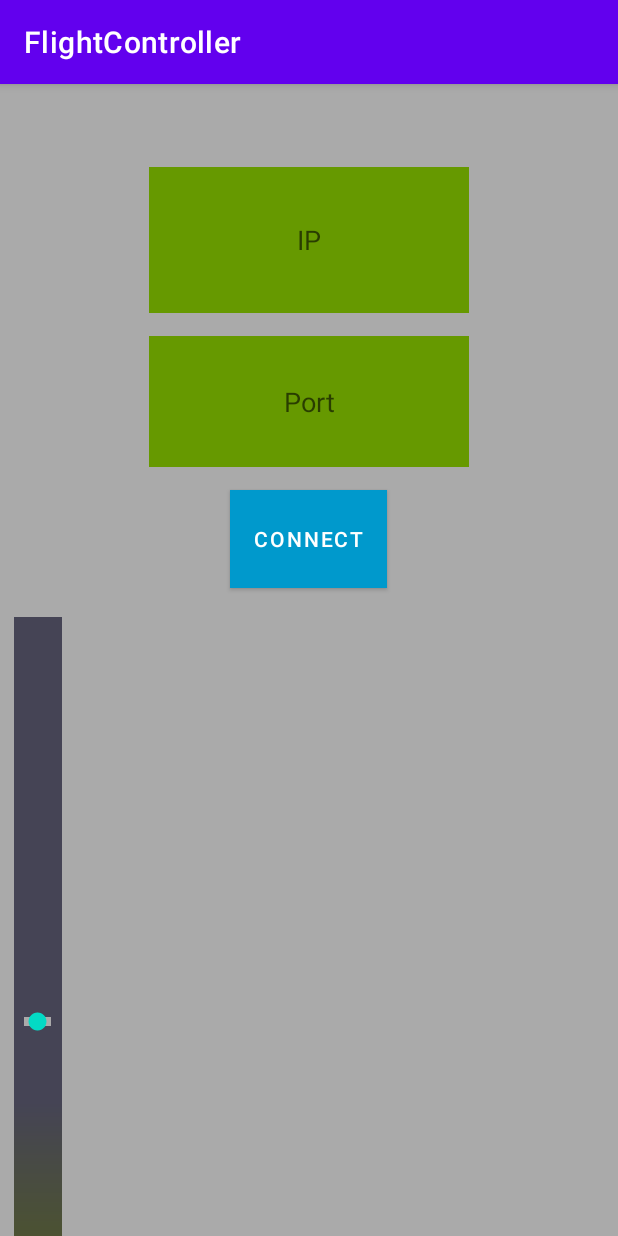
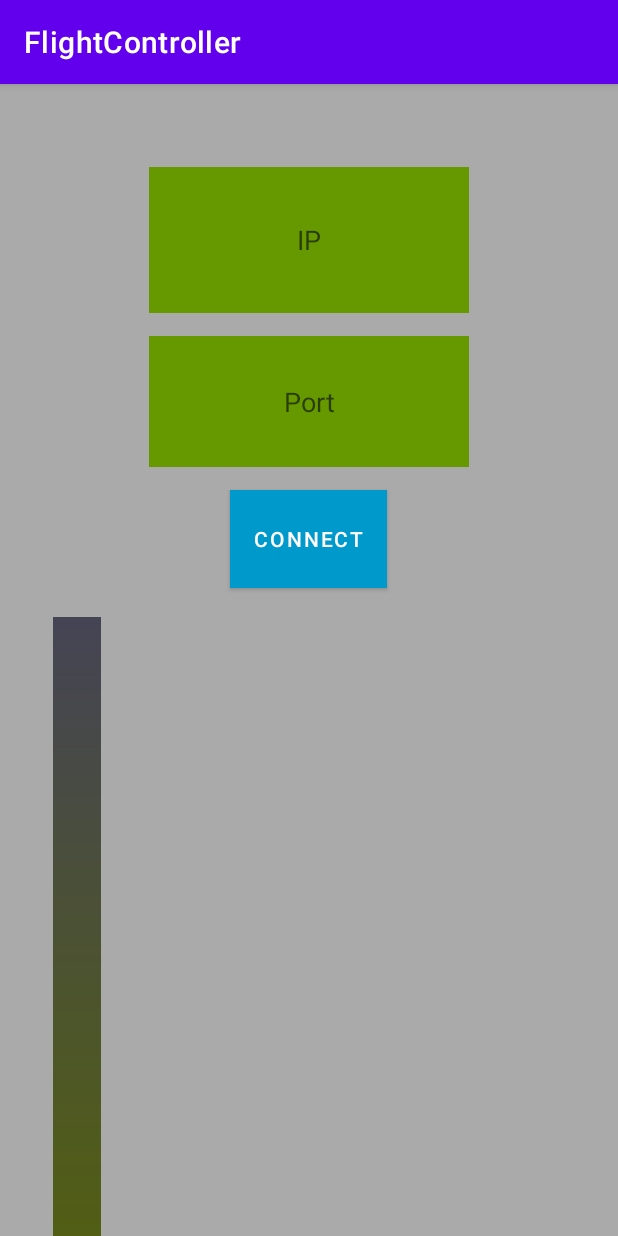
Before and after one commit to noamsal/FlightSimulator-Controller, an Android app: the screen it shows after launch (MainActivity), on a phone screen of 412 x 824 dp. Run offline under Robolectric (Android 15) with nearby library versions, the phone set to English and light mode, and no system bars; our stand-ins replace data binding.

Commit message:
Noam - irelavant commit

```diff
--- a/app/src/main/java/com/example/flightsimulatorapp/views/MainActivity.kt
+++ b/app/src/main/java/com/example/flightsimulatorapp/views/MainActivity.kt
@@ -9,12 +9,13 @@ import android.widget.EditText
 import android.widget.TextView
 import android.widget.Toast
 import com.example.flightsimulatorapp.R
+//import com.example.flightsimulatorapp.databinding.ActivityMainBinding
 import viewModel.MyViewModel
 
 class MainActivity : AppCompatActivity() {
     /* fields */
     private val viewmodel: MyViewModel = MyViewModel()
-
+    //private lateinit var binding: ActivityMainBinding
 
 
     /* methods */
--- a/app/src/main/res/layout/activity_main.xml
+++ b/app/src/main/res/layout/activity_main.xml
@@ -50,7 +50,7 @@
             android:layout_gravity="center_horizontal"
             android:layout_marginTop="15dp"
             android:background="@color/teal_700"
-            android:onClick="@{() -> viewmodel.onConnect()}"
+            android:onClick="submit"
             android:text="@string/Submit_Button"
             app:backgroundTint="@android:color/holo_blue_dark" />
 
@@ -72,9 +72,9 @@
                 <SeekBar
                     android:id="@+id/throttle"
                     android:layout_width="571dp"
-                    android:layout_height="54dp"
+                    android:layout_height="106dp"
                     android:layout_gravity="start"
-                    android:progress="50"
+                    android:max="1"
                     android:progressDrawable="@drawable/custom_progress"
                     android:secondaryProgress="40"
 
```
Also changed, not shown: app/src/main/java/com/example/flightsimulatorapp/views/Joystick.kt (added, +15 -0 lines).
